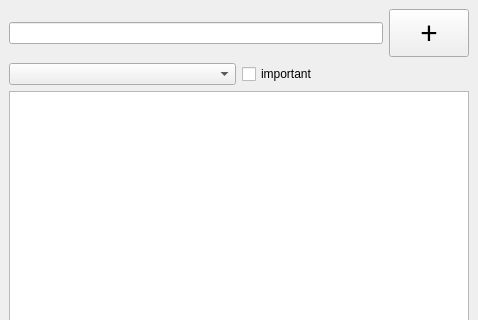
The window that PyLearn7-Assignment22/main_window.ui (MahdiAhmadiKamal/PyLearn7-GUI) describes before a commit, drawn with Qt 5; both pictures show x 0 to 478 and y 0 to 320 of the 478 by 519 pixel window.
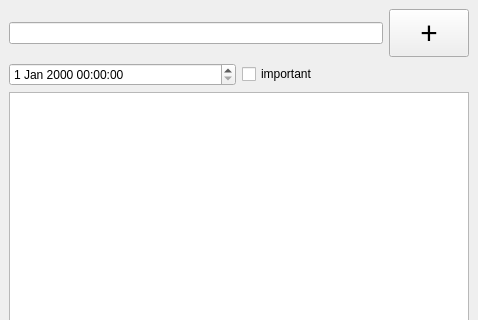
The same window after the commit.

Diff of the .ui file:
```diff
--- a/PyLearn7-Assignment22/main_window.ui
+++ b/PyLearn7-Assignment22/main_window.ui
@@ -54,7 +54,7 @@
     <item>
      <layout class="QHBoxLayout" name="horizontalLayout_2">
       <item>
-       <widget class="QComboBox" name="comboBox"/>
+       <widget class="QDateTimeEdit" name="box_date_time"/>
       </item>
       <item>
        <widget class="QCheckBox" name="checkbox_important">
```
